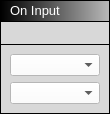
This is Deflow/Blocks/inputblock.ui in Lambipapp/Deflow as Qt 5 draws it before an edit. The edited form follows.
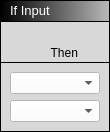
This is the edited form. Custom widgets are drawn as their Qt base class.

Patch:
```diff
--- a/Deflow/Blocks/inputblock.ui
+++ b/Deflow/Blocks/inputblock.ui
@@ -7,7 +7,7 @@
     <x>0</x>
     <y>0</y>
     <width>110</width>
-    <height>114</height>
+    <height>128</height>
    </rect>
   </property>
   <property name="windowTitle">
@@ -98,7 +98,7 @@
             <string notr="true">background-color: rgba(255, 255, 255, 0);</string>
            </property>
            <property name="text">
-            <string>&lt;html&gt;&lt;head/&gt;&lt;body&gt;&lt;p&gt;&lt;span style=&quot; font-size:10pt; color:#ffffff;&quot;&gt;On Input&lt;/span&gt;&lt;/p&gt;&lt;/body&gt;&lt;/html&gt;</string>
+            <string>&lt;html&gt;&lt;head/&gt;&lt;body&gt;&lt;p&gt;&lt;span style=&quot; font-size:10pt; color:#ffffff;&quot;&gt;If Input&lt;/span&gt;&lt;/p&gt;&lt;/body&gt;&lt;/html&gt;</string>
            </property>
           </widget>
          </item>
@@ -231,6 +231,59 @@
               </property>
              </widget>
             </item>
+            <item>
+             <widget class="QWidget" name="widget_2" native="true">
+              <layout class="QHBoxLayout" name="horizontalLayout_2">
+               <property name="leftMargin">
+                <number>0</number>
+               </property>
+               <property name="topMargin">
+                <number>0</number>
+               </property>
+               <property name="rightMargin">
+                <number>0</number>
+               </property>
+               <property name="bottomMargin">
+                <number>0</number>
+               </property>
+               <item>
+                <widget class="ConnectorExecOut" name="InputTrueExecCon" native="true">
+                 <property name="sizePolicy">
+                  <sizepolicy hsizetype="Preferred" vsizetype="Preferred">
+                   <horstretch>0</horstretch>
+                   <verstretch>0</verstretch>
+                  </sizepolicy>
+                 </property>
+                 <property name="minimumSize">
+                  <size>
+                   <width>16</width>
+                   <height>16</height>
+                  </size>
+                 </property>
+                 <property name="maximumSize">
+                  <size>
+                   <width>16</width>
+                   <height>16</height>
+                  </size>
+                 </property>
+                 <property name="styleSheet">
+                  <string notr="true"/>
+                 </property>
+                </widget>
+               </item>
+               <item>
+                <widget class="QLabel" name="label_2">
+                 <property name="text">
+                  <string>Then</string>
+                 </property>
+                 <property name="alignment">
+                  <set>Qt::AlignRight|Qt::AlignTrailing|Qt::AlignVCenter</set>
+                 </property>
+                </widget>
+               </item>
+              </layout>
+             </widget>
+            </item>
            </layout>
           </widget>
          </item>
```
Left out of the diff: 2 changed lines with no effect on the pictures.
